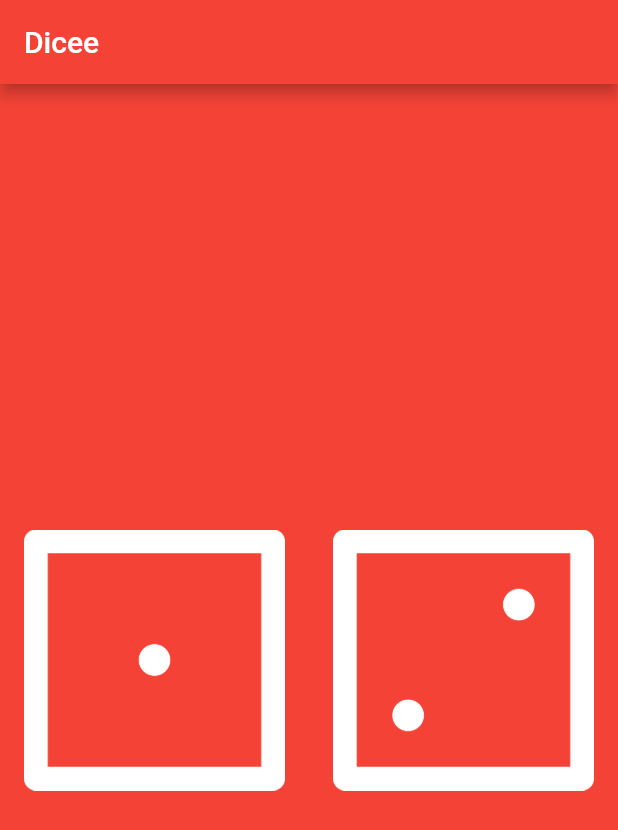
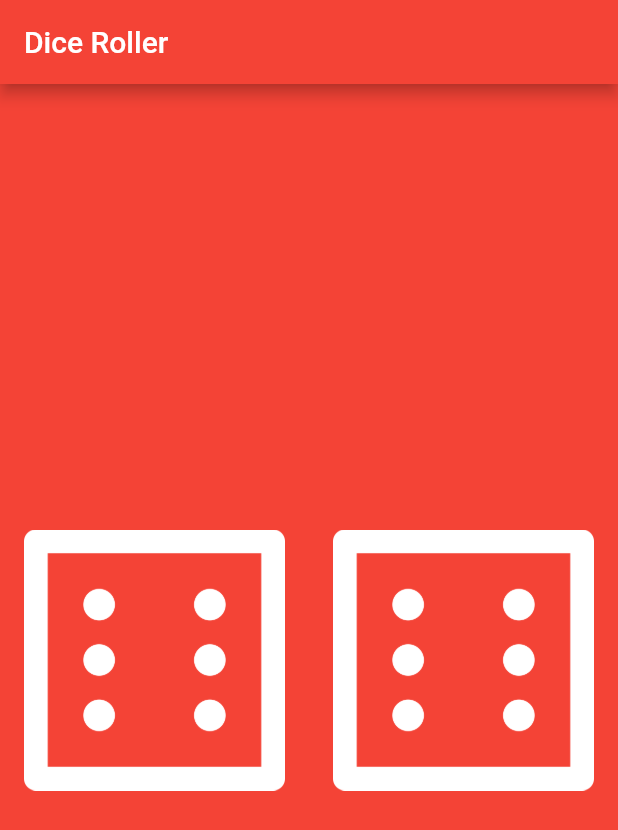
Before and after one commit to barnardnicholas/flutter_dice_roll, a Flutter app: the screen it shows after launch, on a phone screen of 412 x 824 dp. Shown: the top 830 px of the screen. Run offline on Flutter 3.47's test engine with Material 2 defaults, Android fonts, the phone set to English and light mode, and no system bars.

Commit message:
lesson finished, dice roller works

```diff
--- a/lib/main.dart
+++ b/lib/main.dart
@@ -1,3 +1,4 @@
+import 'dart:math';
 import 'package:flutter/material.dart';
 
 void main() {
@@ -6,7 +7,7 @@ void main() {
       home: Scaffold(
         backgroundColor: Colors.red,
         appBar: AppBar(
-          title: Text('Dicee'),
+          title: Text('Dice Roller'),
           backgroundColor: Colors.red,
         ),
         body: DicePage(),
@@ -15,22 +16,44 @@ void main() {
   );
 }
 
-class DicePage extends StatelessWidget {
+class DicePage extends StatefulWidget {
+  DicePage({Key key}) : super(key: key);
+
+  @override
+  _DicePageState createState() => _DicePageState();
+}
+
+class _DicePageState extends State<DicePage> {
+  int leftDiceNumber = 6;
+  int rightDiceNumber = 6;
+  void rollBothDice() {
+    setState(() {
+      leftDiceNumber = Random().nextInt(6) + 1;
+      rightDiceNumber = Random().nextInt(6) + 1;
+      print('Left number is now $leftDiceNumber');
+      print('Right number is now $rightDiceNumber');
+    });
+  }
+
   @override
   Widget build(BuildContext context) {
     return Center(
       child: Row(
         children: <Widget>[
           Expanded(
-            child: Padding(
-              padding: const EdgeInsets.all(16),
-              child: Image.asset('images/dice1.png'),
+            child: FlatButton(
+              onPressed: () {
+                rollBothDice();
+              },
+              child: Image.asset('images/dice$leftDiceNumber.png'),
             ),
           ),
           Expanded(
-            child: Padding(
-              padding: const EdgeInsets.all(16),
-              child: Image.asset('images/dice2.png'),
+            child: FlatButton(
+              onPressed: () {
+                rollBothDice();
+              },
+              child: Image.asset('images/dice$rightDiceNumber.png'),
             ),
           ),
         ],
```
Also changed, not shown: pubspec.yaml (+3 -4 lines).
